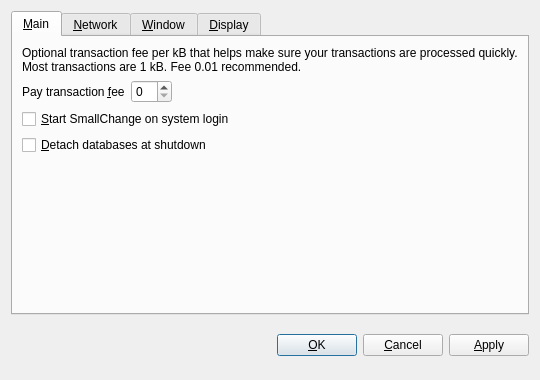
ipocoin/ipocoin, file src/qt/forms/optionsdialog.ui: the form before one commit.
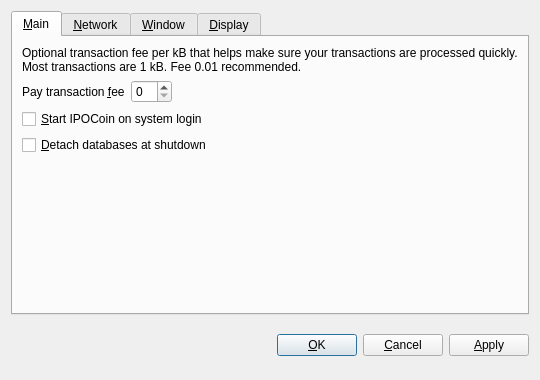
The form after the commit. The open tabs and pages were chosen to show the change. Custom widgets are drawn as their Qt base class.

Commit message: converted SmallChange to IPOCoin.

```diff
--- a/src/qt/forms/optionsdialog.ui
+++ b/src/qt/forms/optionsdialog.ui
@@ -82,7 +82,7 @@
           <string>Automatically start SmallChange after logging in to the system.</string>
          </property>
          <property name="text">
-          <string>&amp;Start SmallChange on system login</string>
+          <string>&amp;Start IPOCoin on system login</string>
          </property>
         </widget>
        </item>
```
Left out of the diff: 10 changed lines with no effect on the pictures. The commit also changes 39 other files.
